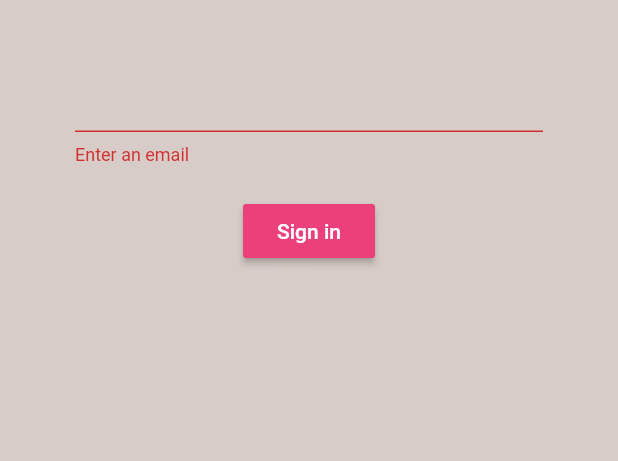
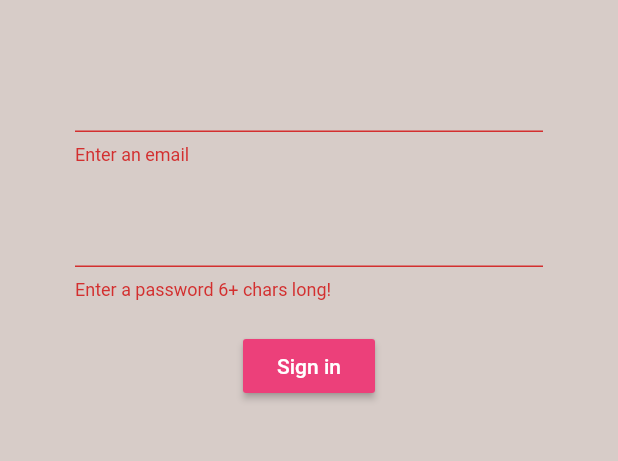
Before and after one commit to CDinuwan/Brew_crew, a Flutter app: the screen it shows after launch, after a tap on "Register", after a tap on "Sign In", after a tap on "Sign in", on a phone screen of 412 x 824 dp, the part 84-545 px from its top. Run offline on Flutter 3.47's test engine with Material 2 defaults, Android fonts, the phone set to English and light mode, and no system bars; our stand-ins replace firebase_auth; accounts and stored records are empty.

Commit message:
Updated login

```diff
--- a/lib/screens/authenticate/register.dart
+++ b/lib/screens/authenticate/register.dart
@@ -11,9 +11,12 @@ class Register extends StatefulWidget {
 
 class __RegisterState extends State<Register> {
   final AuthService _auth = AuthService();
+  final _formKey = GlobalKey<FormState>();
+
   //text field state
   String email = '';
   String password = '';
+  String error = "";
 
   @override
   Widget build(BuildContext context) {
@@ -41,7 +44,16 @@ class __RegisterState extends State<Register> {
                   height: 20.0,
                 ),
                 TextFormField(
+                  validator: (val) => val.isEmpty ? 'Enter an email' : null,
+                  onChanged: (val) {
+                    setState(() => email = val);
+                  },
+                ),
+                SizedBox(height: 20.0),
+                TextFormField(
                   obscureText: true,
+                  validator: (val) =>
+                      val.length < 6 ? 'Enter a password 6+ chars long!' : null,
                   onChanged: (val) {
                     setState(() => password = val);
                   },
@@ -56,10 +68,22 @@ class __RegisterState extends State<Register> {
                     style: TextStyle(color: Colors.white),
                   ),
                   onPressed: () async {
-                    print(email);
-                    print(password);
+                    if (_formKey.currentState.validate()) {
+                      dynamic result = await _auth.registerWithEmailAndPassword(
+                          email, password);
+                      if (result == null) {
+                        setState(() => error = 'please supply a valid email');
+                      }
+                    }
                   },
-                )
+                ),
+                SizedBox(
+                  height: 12.0,
+                ),
+                Text(
+                  error,
+                  style: TextStyle(color: Colors.red, fontSize: 14.0),
+                ),
               ],
             ),
           )),
--- a/lib/screens/authenticate/sign_in.dart
+++ b/lib/screens/authenticate/sign_in.dart
@@ -44,15 +44,23 @@ class _SignInState extends State<SignIn> {
                   height: 20.0,
                 ),
                 TextFormField(
-                  obscureText: true,
                   validator: (val) => val.isEmpty ? 'Enter an email' : null,
                   onChanged: (val) {
-                    setState(() => password = val);
+                    setState(() => email = val);
                   },
                 ),
                 SizedBox(
                   height: 20.0,
                 ),
+                TextFormField(
+                  obscureText: true,
+                  validator: (val) =>
+                      val.length < 6 ? 'Enter a password 6+ chars long!' : null,
+                  onChanged: (val) {
+                    setState(() => password = val);
+                  },
+                ),
+                SizedBox(height: 20.0),
                 RaisedButton(
                   color: Colors.pink[400],
                   child: Text(
```
Also changed, not shown: lib/services/auth.dart (+11 -0 lines).
